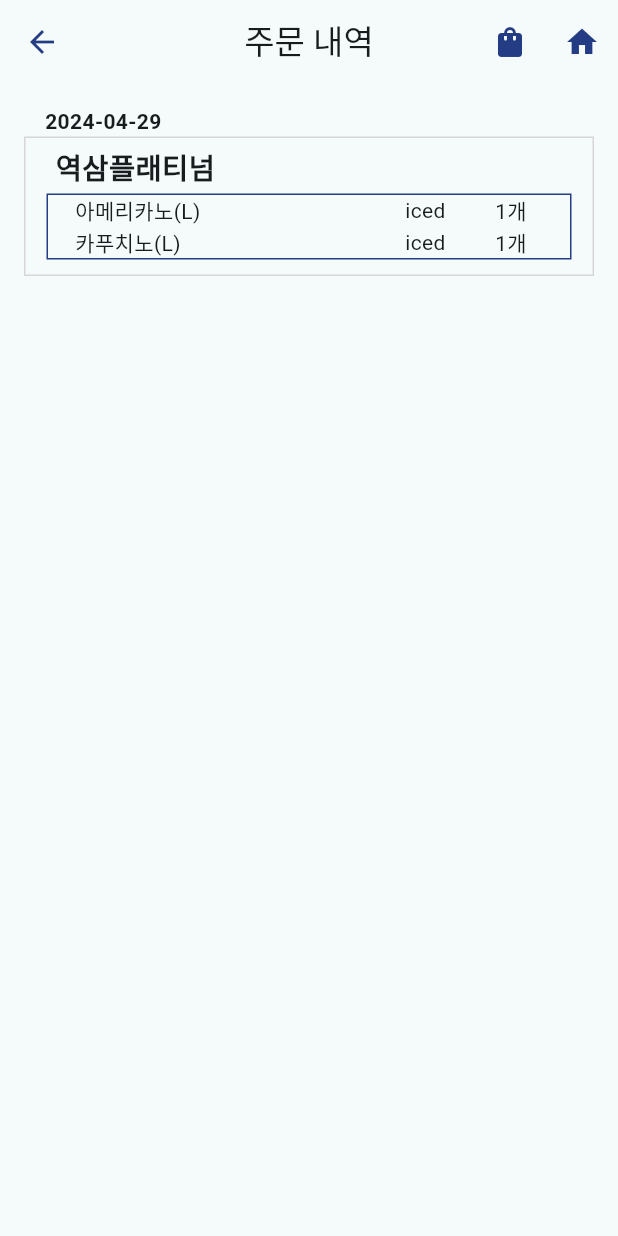
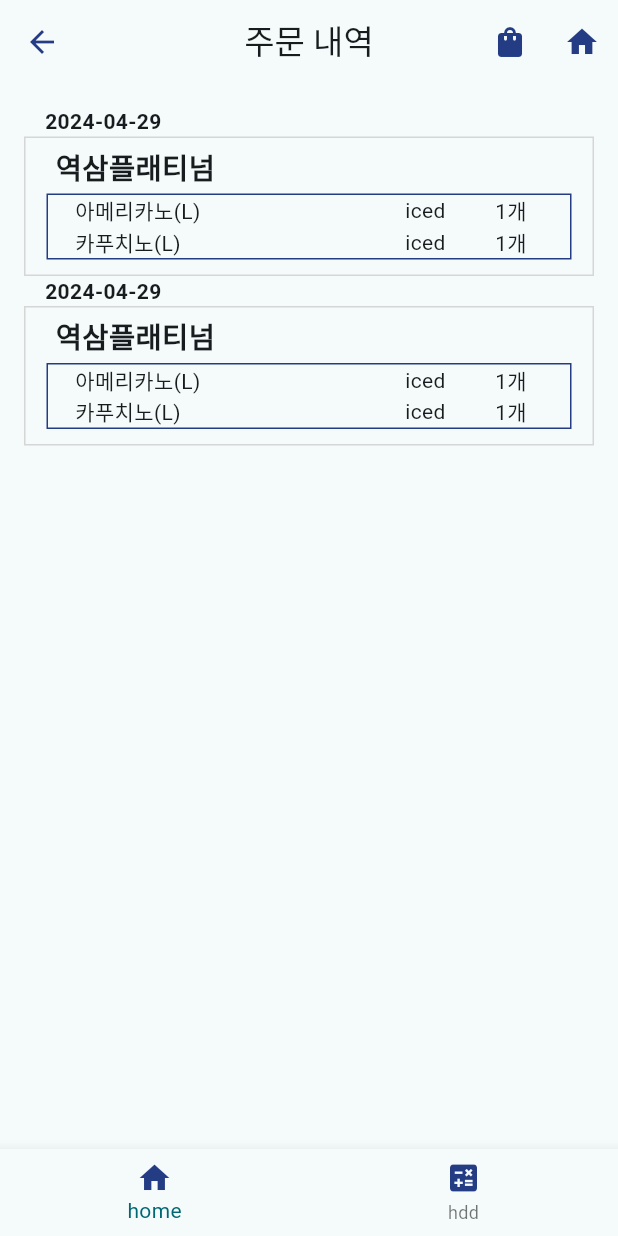
Before and after one commit to poula9744/flutter_udiya, a Flutter app: the JeaHyeon2 screen opened by its route, on a phone screen of 412 x 824 dp. Run offline on Flutter 3.47's test engine with Material 3 defaults, Android fonts, the phone set to English and light mode, and no system bars.

Commit message:
재현연결

```diff
--- a/lib/JaeHyeon/jaehyeon2.dart
+++ b/lib/JaeHyeon/jaehyeon2.dart
@@ -73,7 +73,56 @@ class JeaHyeon2 extends StatelessWidget {
                           ),
                         ],
                       ),
-                    )
+                    ),
+                  ],
+                ),
+              ),
+              Container(
+                margin: EdgeInsets.fromLTRB(30, 0, 0, 0),
+                alignment: Alignment.centerLeft,
+                child: Text("2024-04-29", style: TextStyle(fontWeight: FontWeight.bold),),
+              ),
+              Container(
+                decoration: BoxDecoration(
+                  border: Border.all(
+                      color: Color(0xffd6d6d6), style: BorderStyle.solid),
+                ),
+                padding: EdgeInsets.fromLTRB(10, 0, 10, 0),
+                width: 380,
+                margin: EdgeInsets.fromLTRB(0, 0, 0, 0),
+                child: Column(
+                  children: [
+                    Container(
+                      alignment: Alignment.centerLeft,
+                      margin: EdgeInsets.fromLTRB(10, 5, 0, 0),
+                      child: Text("역삼플래티넘", style: TextStyle(fontSize: 19, fontWeight: FontWeight.w600),),
+                    ),
+                    Container(
+                      margin: EdgeInsets.fromLTRB(0, 5, 0, 10),
+                      alignment: Alignment.centerLeft,
+                      padding: EdgeInsets.fromLTRB(5, 0, 0, 0),
+                      width: 350,
+                      decoration: BoxDecoration(
+                        border: Border.all(
+                            color: Color(0xff243c84), style: BorderStyle.solid),
+                      ),
+                      child: Column(
+                        children: [
+                          Container(
+                              padding: EdgeInsets.fromLTRB(13, 0, 0, 0),
+                              child: Row(children: [SizedBox(width: 220, child: Text("아메리카노(L)")),
+                                SizedBox(width: 60, child: Text("iced")),
+                                SizedBox(width: 50, child: Text("1개"))],)
+                          ),
+                          Container(
+                              padding: EdgeInsets.fromLTRB(13, 0, 0, 0),
+                              child: Row(children: [SizedBox(width: 220, child: Text("카푸치노(L)")),
+                                SizedBox(width: 60, child: Text("iced")),
+                                SizedBox(width: 50, child: Text("1개"))],)
+                          ),
+                        ],
+                      ),
+                    ),
                   ],
                 ),
               )
@@ -81,6 +130,36 @@ class JeaHyeon2 extends StatelessWidget {
           ),
         ),
       ),
+      bottomNavigationBar: BottomNavigationBar(
+        onTap: (int index) {
+          switch (index) {
+            case 0:
+              Navigator.pushNamed(context, '/subin');
+              break;
+            case 1:
+              Navigator.pushNamed(context, '/youngsoo');
+              break;
+            default:
+          }
+        },
+        items: [
+          BottomNavigationBarItem(
+              icon: Icon(
+                Icons.home,
+                color: Color(0xff243c84),
+              ),
+              label: 'home'),
+          BottomNavigationBarItem(
+              icon: Icon(
+                Icons.calculate,
+                color: Color(0xff243c84),
+              ),
+              label: 'hdd'),
+        ],
+
+        //selectedItemColor: Color.fromARGB(255, 197, 142, 233),
+        //unselectedItemColor: Colors.grey,
+      ),
     );
   }
 }
```
Also changed, not shown: lib/JaeHyeon/jaehyeon.dart (+30 -0 lines), lib/JaeHyeon/jaehyeon3.dart (+31 -1 lines).
